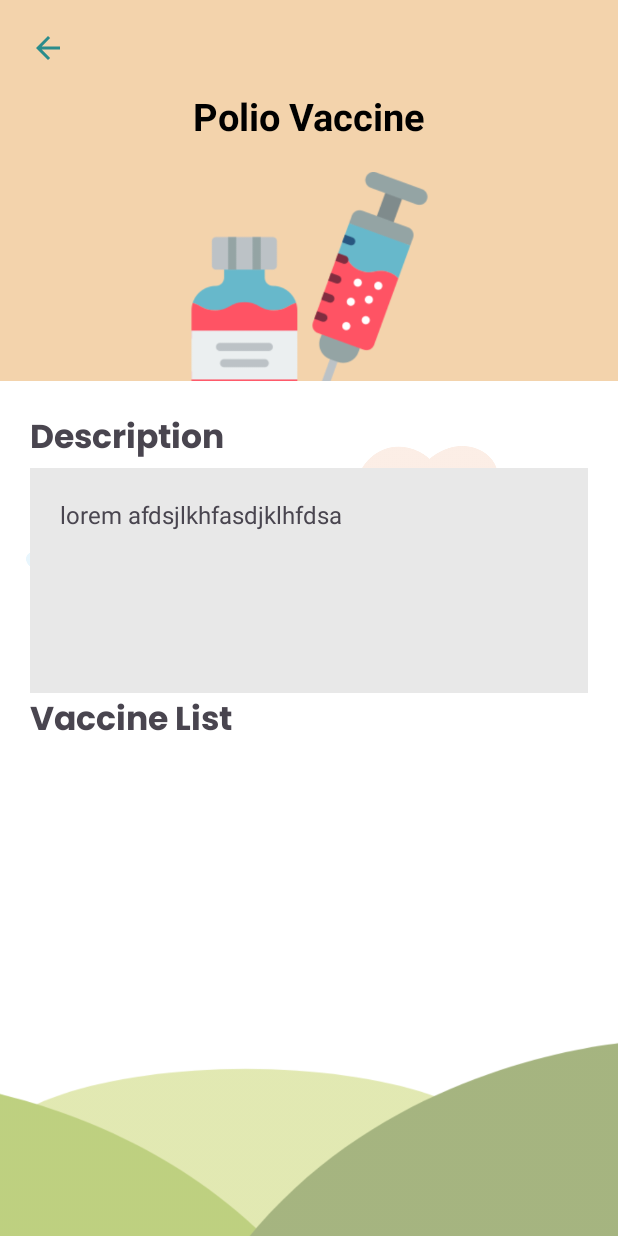
After one commit to SonnWT/GrowDiary, an Android app: the layout fragment_vaccine_details.xml on its own in the app's theme, with its tools: preview values and no code run, on a phone screen of 412 x 824 dp. The commit adds this screen. Run offline under Robolectric (Android 15) with nearby library versions, the phone set to English and light mode, and no system bars.

Commit message:
Login Register Vaccine Page Enhancements

```diff
--- /dev/null
+++ b/app/src/main/java/com/example/growdiary/vaccine/VaccineDetail.kt
@@ -0,0 +1,33 @@
+package com.example.growdiary.vaccine
+
+import android.os.Parcel
+import android.os.Parcelable
+
+data class VaccineDetail(val name:String, val description:String, val image:Int) : Parcelable {
+    constructor(parcel: Parcel) : this(
+        parcel.readString()!!,
+        parcel.readString()!!,
+        parcel.readInt()
+    ) {
+    }
+
+    override fun writeToParcel(parcel: Parcel, flags: Int) {
+        parcel.writeString(name)
+        parcel.writeString(description)
+        parcel.writeInt(image)
+    }
+
+    override fun describeContents(): Int {
+        return 0
+    }
+
+    companion object CREATOR : Parcelable.Creator<VaccineDetail> {
+        override fun createFromParcel(parcel: Parcel): VaccineDetail {
+            return VaccineDetail(parcel)
+        }
+
+        override fun newArray(size: Int): Array<VaccineDetail?> {
+            return arrayOfNulls(size)
+        }
+    }
+}
--- /dev/null
+++ b/app/src/main/java/com/example/growdiary/vaccine/VaccineDetailFragment.kt
@@ -0,0 +1,4 @@
+package com.example.growdiary.vaccine
+
+class VaccineDetailFragment {
+}
--- a/app/src/main/java/com/example/growdiary/vaccine/VaccineFragment.kt
+++ b/app/src/main/java/com/example/growdiary/vaccine/VaccineFragment.kt
@@ -1,5 +1,6 @@
 package com.example.growdiary.vaccine
 
+import android.content.Intent
 import android.os.Bundle
 import androidx.fragment.app.Fragment
 import android.view.LayoutInflater
@@ -44,6 +45,11 @@ class VaccineFragment : Fragment() {
         val vaccineHistoryAdapter = VaccineHistoryAdapter(vaccineList)
         recyclerView.adapter = adapter
         vaccineHistoryRecyclerView.adapter = vaccineHistoryAdapter
+
+//        vaccineHistoryAdapter.onItemClick = {
+//            val intent = Intent(this, VaccineDetails::class.java)
+//            intent.putExtra()
+//        }
     }
 
 }
--- a/app/src/main/res/layout/fragment_register.xml
+++ b/app/src/main/res/layout/fragment_register.xml
@@ -53,7 +53,7 @@
         android:layout_width="match_parent"
         android:layout_height="660dp"
         android:background="@color/white"
-        android:padding="40dp"
+        android:padding="50dp"
         app:layout_constraintBottom_toBottomOf="parent">
 
         <TextView
@@ -88,22 +88,26 @@
             <EditText
                 android:layout_width="match_parent"
                 android:layout_height="wrap_content"
-                android:hint="Username"/>
+                android:hint="Username"
+                android:layout_marginTop="10dp"/>
 
             <EditText
                 android:layout_width="match_parent"
                 android:layout_height="wrap_content"
-                android:hint="Email"/>
+                android:hint="Email"
+                android:layout_marginTop="10dp"/>
 
             <EditText
                 android:layout_width="match_parent"
                 android:layout_height="wrap_content"
-                android:hint="Password"/>
+                android:hint="Password"
+                android:layout_marginTop="10dp"/>
 
             <EditText
                 android:layout_width="match_parent"
                 android:layout_height="wrap_content"
-                android:hint="Confirm Password"/>
+                android:hint="Confirm Password"
+                android:layout_marginTop="10dp"/>
         </LinearLayout>
 
         <androidx.appcompat.widget.AppCompatButton
--- /dev/null
+++ b/app/src/main/res/layout/fragment_vaccine_details.xml
@@ -0,0 +1,112 @@
+<?xml version="1.0" encoding="utf-8"?>
+<androidx.constraintlayout.widget.ConstraintLayout xmlns:android="http://schemas.android.com/apk/res/android"
+    android:layout_width="match_parent"
+    android:layout_height="match_parent"
+    android:background="@color/cream"
+    xmlns:app="http://schemas.android.com/apk/res-auto">
+
+    <ImageView
+        android:id="@+id/arrow_back_vaccine"
+        android:layout_width="wrap_content"
+        android:layout_height="wrap_content"
+        android:layout_marginStart="20dp"
+        android:layout_marginTop="20dp"
+        android:src="@drawable/baseline_arrow_back_24"
+        app:layout_constraintStart_toStartOf="parent"
+        app:layout_constraintTop_toTopOf="parent" />
+
+    <TextView
+        android:id="@+id/vaccine_name"
+        android:layout_width="wrap_content"
+        android:layout_height="wrap_content"
+        android:text="Polio Vaccine"
+        android:layout_marginTop="60dp"
+        android:textColor="@color/black"
+        android:textSize="25sp"
+        android:textStyle="bold"
+        app:layout_constraintEnd_toEndOf="parent"
+        app:layout_constraintStart_toStartOf="parent"
+        app:layout_constraintTop_toTopOf="parent"/>
+
+    <ImageView
+        android:id="@+id/vaccineImage"
+        android:layout_width="190dp"
+        android:layout_height="160dp"
+        android:layout_marginTop="20dp"
+        app:layout_constraintStart_toStartOf="parent"
+        app:layout_constraintEnd_toEndOf="parent"
+        app:layout_constraintTop_toBottomOf="@+id/vaccine_name"
+        android:src="@drawable/vaccine_icon"/>
+    <androidx.constraintlayout.widget.ConstraintLayout
+        android:id="@+id/vaccine_details"
+        android:layout_width="match_parent"
+        android:layout_height="570dp"
+        android:background="@color/white"
+        app:layout_constraintBottom_toBottomOf="parent">
+        <LinearLayout
+            android:layout_width="match_parent"
+            android:layout_height="match_parent"
+            android:orientation="vertical"
+            android:padding="20dp"
+            android:elevation="2dp">
+            <TextView
+                android:layout_width="wrap_content"
+                android:layout_height="wrap_content"
+                android:text="Description"
+                android:textSize="22sp"
+                android:fontFamily="@font/poppins_bold"/>
+
+            <ScrollView
+                android:layout_width="match_parent"
+                android:layout_height="150dp"
+                android:padding="10dp"
+                android:background="@color/light_grey">
+                <TextView
+                    android:layout_width="match_parent"
+                    android:layout_height="300dp"
+                    android:text="lorem afdsjlkhfasdjklhfdsa"
+                    android:textSize="16sp"
+                    android:padding="10dp"/>
+            </ScrollView>
+
+            <TextView
+                android:layout_width="match_parent"
+                android:layout_height="wrap_content"
+                android:text="Vaccine List"
+                android:textSize="22sp"
+                android:fontFamily="@font/poppins_bold"/>
+        </LinearLayout>
+        <ImageView
+            android:layout_width="200dp"
+            android:layout_height="150dp"
+            android:src="@drawable/awan_biru"
+            android:alpha="0.6"
+            android:layout_marginEnd="170dp"
+            android:layout_marginTop="10dp"
+            app:layout_constraintStart_toStartOf="parent"
+            app:layout_constraintTop_toTopOf="parent"
+            android:elevation="1dp"/>
+
+        <ImageView
+            android:layout_width="200dp"
+            android:layout_height="150dp"
+            android:src="@drawable/awan_pink"
+            android:alpha="0.4"
+            android:layout_marginStart="190dp"
+            app:layout_constraintStart_toStartOf="parent"
+            app:layout_constraintTop_toTopOf="parent"
+            android:elevation="1dp"/>
+
+        <ImageView
+            android:layout_width="520dp"
+            android:layout_height="wrap_content"
+            android:src="@drawable/bukit"
+            android:alpha="0.5"
+            android:elevation="1dp"
+            android:layout_marginBottom="-100dp"
+            app:layout_constraintBottom_toBottomOf="parent"
+            app:layout_constraintStart_toStartOf="parent"
+            app:layout_constraintEnd_toEndOf="parent"/>
+    </androidx.constraintlayout.widget.ConstraintLayout>
+
+</androidx.constraintlayout.widget.ConstraintLayout>
--- a/app/src/main/res/layout/item_vaccine_history.xml
+++ b/app/src/main/res/layout/item_vaccine_history.xml
@@ -9,7 +9,6 @@
     <androidx.cardview.widget.CardView
         android:layout_width="wrap_content"
         android:layout_height="wrap_content"
-        app:cardCornerRadius="15dp"
         app:layout_constraintTop_toTopOf="parent"
         app:layout_constraintStart_toStartOf="parent">
 
@@ -23,16 +22,17 @@
                 android:layout_height="110dp"
                 android:padding="15dp"
                 android:src="@drawable/vaccine_icon"
-                android:background="@color/grey"/>
+                android:background="@color/white"/>
             <TextView
                 android:id="@+id/vaccineHistoryName"
                 android:layout_width="match_parent"
-                android:layout_height="wrap_content"
+                android:layout_height="25dp"
                 android:text="Polio Vaccine"
+                android:textColor="@color/white"
                 android:fontFamily="@font/poppins_regular"
                 android:textSize="15sp"
                 android:gravity="center"
-                android:background="@color/cream"/>
+                android:background="@color/tinted_blue"/>
         </LinearLayout>
     </androidx.cardview.widget.CardView>
 
--- a/app/src/main/res/values/colors.xml
+++ b/app/src/main/res/values/colors.xml
@@ -28,4 +28,5 @@
     <color name="dropdown_background">#F0F0F0</color>
 
     <color name="grey">#6B6B6B</color>
+    <color name="light_grey">#E8E8E8</color>
 </resources>
```
Also changed, not shown: app/src/main/java/com/example/growdiary/vaccine/VaccineHistoryAdapter.kt (+6 -1 lines), app/src/main/res/drawable/ic_vaccine_2.jpg (added), app/src/main/res/drawable/ic_vaccine_3.png (added).
